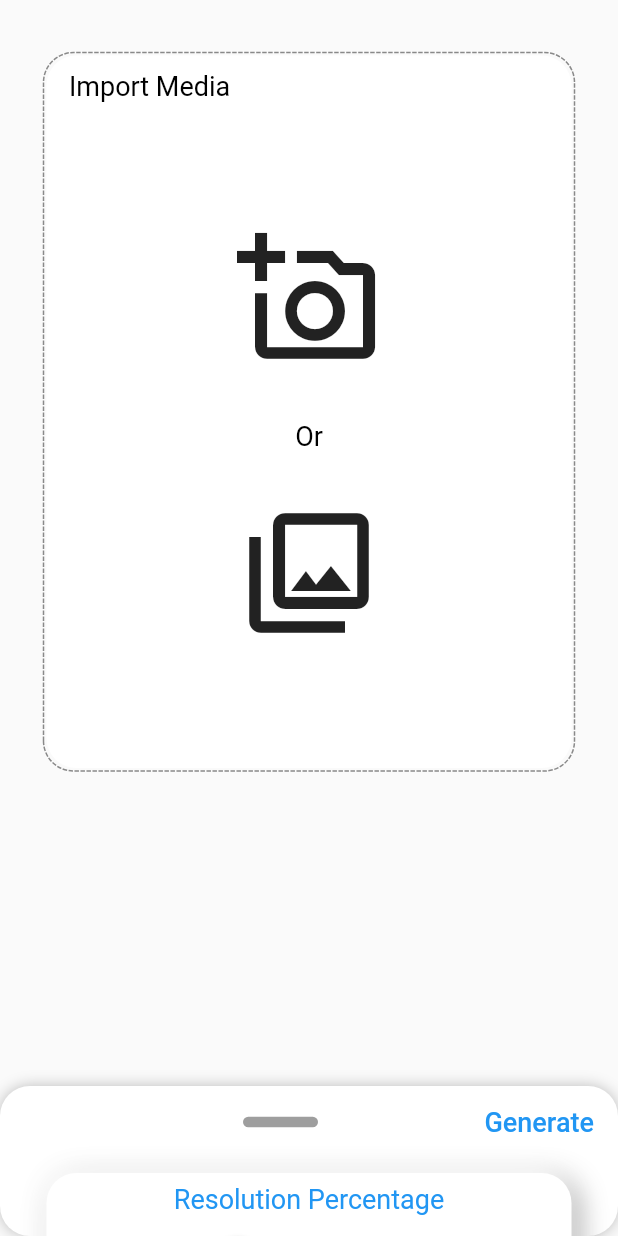
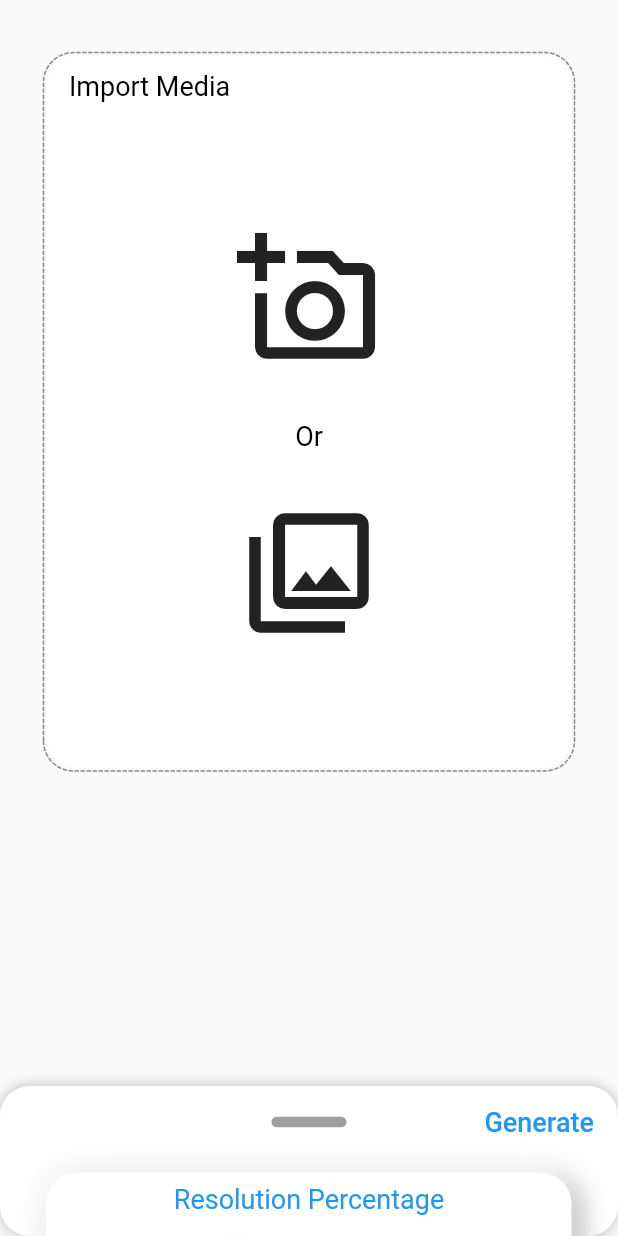
Before and after one commit to jacksonw765/emojiMe, a Flutter app: the screen it shows after launch, on a phone screen of 412 x 824 dp. Run offline on Flutter 3.47's test engine with Material 2 defaults, Android fonts, the phone set to English and light mode, and no system bars; drawn by our look-alikes of dotted_border, flutter_xlider, sliding_up_panel; our stand-ins replace image_gallery_saver, image_picker, permission_handler, pinch_zoom, shared_preferences, toggle_switch; missing offline and left inert: flutter_animated_dialog.

Commit message:
minor fixes

```diff
--- a/lib/main.dart
+++ b/lib/main.dart
@@ -30,8 +30,9 @@ class MyApp extends StatelessWidget {
   @override
   Widget build(BuildContext context) {
     return MaterialApp(
-      title: 'EmojieMe',
+      title: 'EmojiMe',
       theme: ThemeData(
+        brightness: Brightness.light,
         primarySwatch: Colors.blue,
       ),
       home: MyHomePage(),
@@ -73,21 +74,15 @@ class _MyHomePageState extends State<MyHomePage> {
               child: buildImage(),
             ),
           ),
-          panel: Align(
-            alignment: Alignment.topRight,
-            child: Column(children: [
-              Row(
-                  mainAxisAlignment: MainAxisAlignment.center, //Center Row contents horizontally,
-                  crossAxisAlignment: CrossAxisAlignment.center,
+          panel: Column(children: [
+            Row(mainAxisAlignment: MainAxisAlignment.spaceBetween, //Center Row contents horizontally,
+                //crossAxisAlignment: CrossAxisAlignment.center,
                 children: [
                   getSaveOrSpacer(),
                   Container(
                     width: 50,
                     height: 7,
                     decoration: BoxDecoration(color: Colors.black38, borderRadius: BorderRadius.all(Radius.circular(20))),
-                    ),
-                    Spacer(
-                      flex: 20,
                   ),
                   FlatButton(
                     onPressed: () async {
@@ -147,8 +142,7 @@ class _MyHomePageState extends State<MyHomePage> {
                         tooltip: FlutterSliderTooltip(
                             textStyle: TextStyle(fontSize: 16, color: Colors.black87),
                             boxStyle: FlutterSliderTooltipBox(
-                                  decoration:
-                                      BoxDecoration(borderRadius: BorderRadius.all(Radius.circular(20.0)), color: Colors.grey[300]))),
+                                decoration: BoxDecoration(borderRadius: BorderRadius.all(Radius.circular(20.0)), color: Colors.grey[300]))),
                         hatchMark: FlutterSliderHatchMark(
                           labels: [
                             FlutterSliderHatchMarkLabel(
@@ -222,8 +216,7 @@ class _MyHomePageState extends State<MyHomePage> {
                         tooltip: FlutterSliderTooltip(
                             textStyle: TextStyle(fontSize: 16, color: Colors.black87),
                             boxStyle: FlutterSliderTooltipBox(
-                                  decoration:
-                                      BoxDecoration(borderRadius: BorderRadius.all(Radius.circular(20.0)), color: Colors.grey[300]))),
+                                decoration: BoxDecoration(borderRadius: BorderRadius.all(Radius.circular(20.0)), color: Colors.grey[300]))),
                         hatchMark: FlutterSliderHatchMark(
                           labels: [
                             FlutterSliderHatchMarkLabel(
@@ -311,7 +304,6 @@ class _MyHomePageState extends State<MyHomePage> {
             ),
             SelectEmojiWidget(),
           ]),
-          ),
           borderRadius: BorderRadius.all(Radius.circular(20)),
         ),
       ),
@@ -321,7 +313,7 @@ class _MyHomePageState extends State<MyHomePage> {
   Widget getSaveOrSpacer() {
     if (computer.generatedImage != null) {
       return Padding(
-        padding: const EdgeInsets.only(left: 10.0),
+        padding: const EdgeInsets.only(left: 15.0, right: 35.0),
         child: IconButton(
           icon: Icon(Icons.save_alt_outlined),
           color: Colors.black,
@@ -340,7 +332,7 @@ class _MyHomePageState extends State<MyHomePage> {
       );
     } else {
       return Container(
-        width: 162,
+        width: 105,
       );
     }
   }
@@ -358,6 +350,7 @@ class _MyHomePageState extends State<MyHomePage> {
               resetDuration: const Duration(milliseconds: 100),
               image: Image.memory(
                 img.encodePng(computer.generatedImage),
+                gaplessPlayback: true,
               ),
             ),
           ),
@@ -392,6 +385,7 @@ class _MyHomePageState extends State<MyHomePage> {
                   resetDuration: const Duration(milliseconds: 100),
                   image: Image.memory(
                     img.encodePng(computer.orgImage),
+                    gaplessPlayback: true,
                   ),
                 )),
           ),
--- a/pubspec.yaml
+++ b/pubspec.yaml
@@ -36,6 +36,7 @@ dependencies:
   toggle_switch: ^0.1.8
   image_gallery_saver: ^1.6.0
   flutter_launcher_icons: ^0.8.1
+  flutter_statusbarcolor: ^0.2.3
 
 flutter_icons:
   android: "launcher_icon"
```
Also changed, not shown: lib/chars.dart (+9 -7 lines), pubspec.lock. Lines whose indentation alone changed are shown as unchanged.
